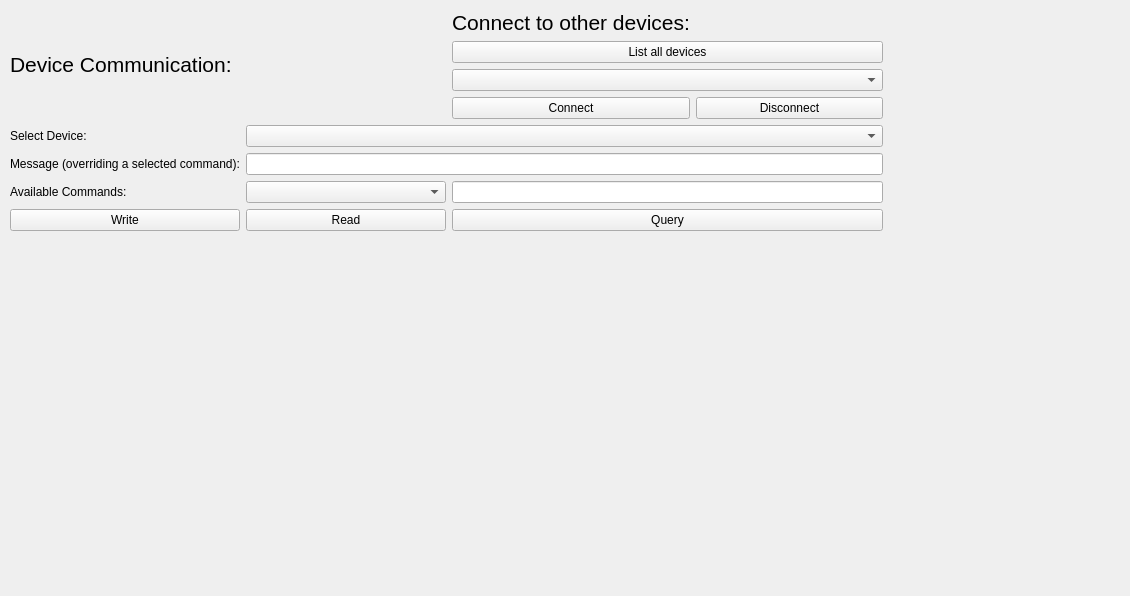
First picture: the form in COMET/QT_Designer_UI/DeviceCommunication.ui, repository Chilldose/COMET, before the edit.
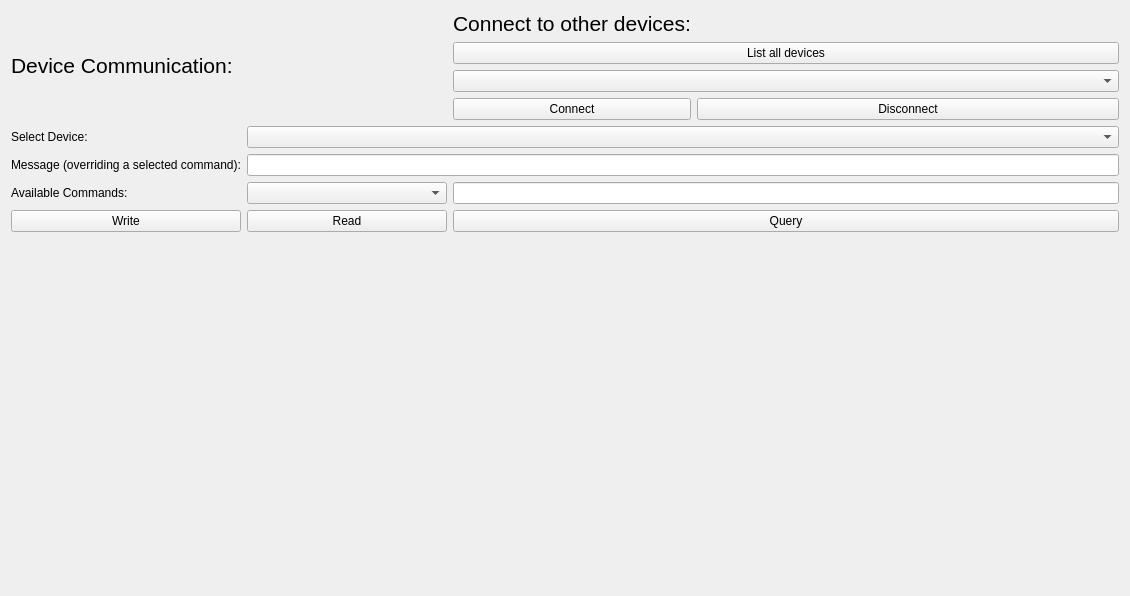
Second picture: the form after the edit.

Commit message: Device Communications tab changes

```diff
--- a/COMET/QT_Designer_UI/DeviceCommunication.ui
+++ b/COMET/QT_Designer_UI/DeviceCommunication.ui
@@ -13,15 +13,8 @@
   <property name="windowTitle">
    <string>Form</string>
   </property>
-  <widget class="QWidget" name="gridLayoutWidget">
-   <property name="geometry">
-    <rect>
-     <x>10</x>
-     <y>10</y>
-     <width>873</width>
-     <height>426</height>
-    </rect>
-   </property>
+  <layout class="QGridLayout" name="gridLayout_3">
+   <item row="0" column="0">
    <layout class="QGridLayout" name="gridLayout">
     <item row="3" column="1" colspan="2">
      <widget class="QLineEdit" name="message_lineEdit">
@@ -49,6 +42,12 @@
     </item>
     <item row="6" column="0" colspan="3">
      <widget class="QLabel" name="response_label">
+       <property name="sizePolicy">
+        <sizepolicy hsizetype="Preferred" vsizetype="MinimumExpanding">
+         <horstretch>0</horstretch>
+         <verstretch>0</verstretch>
+        </sizepolicy>
+       </property>
       <property name="minimumSize">
        <size>
         <width>0</width>
@@ -91,6 +90,12 @@
      <layout class="QGridLayout" name="gridLayout_2">
       <item row="4" column="1">
        <widget class="QPushButton" name="disconnect_Button">
+         <property name="sizePolicy">
+          <sizepolicy hsizetype="MinimumExpanding" vsizetype="Fixed">
+           <horstretch>0</horstretch>
+           <verstretch>0</verstretch>
+          </sizepolicy>
+         </property>
         <property name="text">
          <string>Disconnect</string>
         </property>
@@ -175,7 +180,8 @@
      <widget class="QLineEdit" name="value_lineEdit"/>
     </item>
    </layout>
-  </widget>
+   </item>
+  </layout>
  </widget>
  <resources/>
  <connections/>
```
Lines whose indentation alone changed are shown as unchanged. The commit also changes 1 other file.
